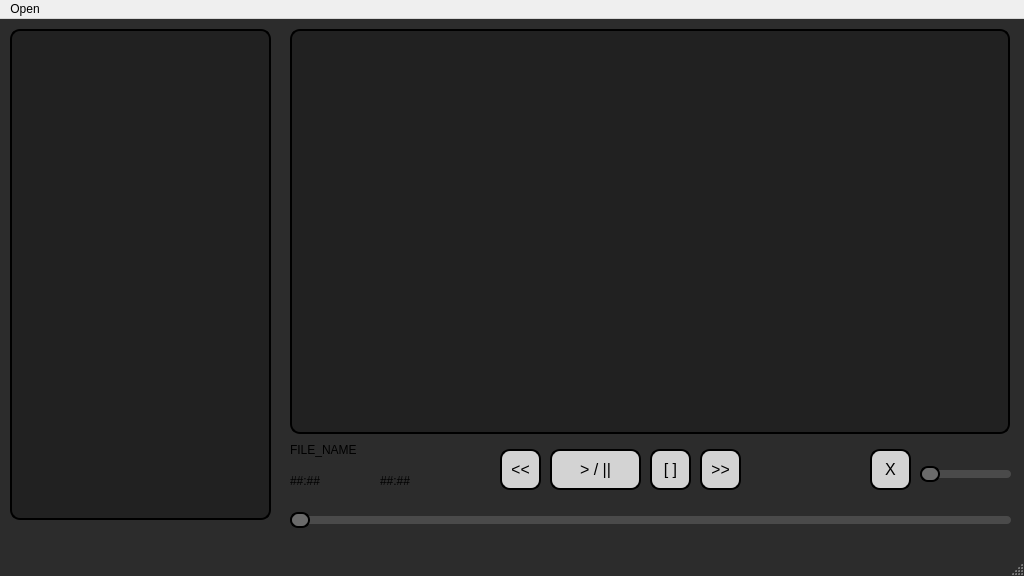
The window that music-player-qt/mainwindow.ui (juangonzalez22/music-player-qt) describes before a commit, drawn with Qt 5.
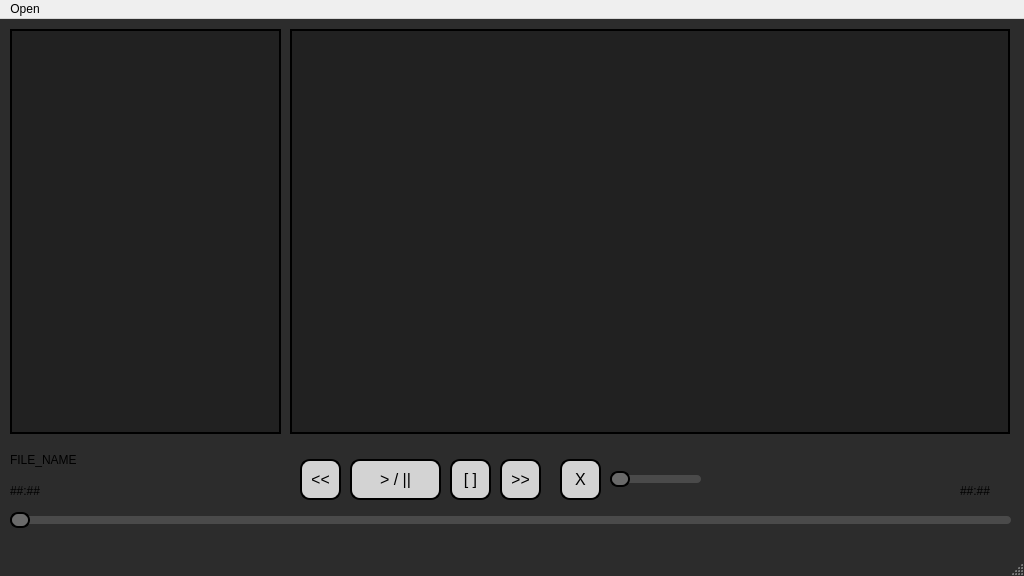
The same window after the commit.

Commit message: Directorio básico implementado

Patch:
```diff
--- a/music-player-qt/mainwindow.ui
+++ b/music-player-qt/mainwindow.ui
@@ -40,30 +40,6 @@
 </string>
   </property>
   <widget class="QWidget" name="centralwidget">
-   <widget class="QFrame" name="frame">
-    <property name="geometry">
-     <rect>
-      <x>10</x>
-      <y>10</y>
-      <width>261</width>
-      <height>491</height>
-     </rect>
-    </property>
-    <property name="styleSheet">
-     <string notr="true">QFrame {
-    background-color: #212121; /* Color de fondo gris oscuro */
-    border: 2px solid black; /* Borde negro */
-    border-radius: 10px; /* Bordes redondeados */
-}
-</string>
-    </property>
-    <property name="frameShape">
-     <enum>QFrame::Shape::StyledPanel</enum>
-    </property>
-    <property name="frameShadow">
-     <enum>QFrame::Shadow::Raised</enum>
-    </property>
-   </widget>
    <widget class="QFrame" name="frame_2">
     <property name="geometry">
      <rect>
@@ -77,7 +53,6 @@
      <string notr="true">QFrame {
     background-color: #212121; /* Color de fondo gris oscuro */
     border: 2px solid black; /* Borde negro */
-    border-radius: 10px; /* Bordes redondeados */
 }
 </string>
     </property>
@@ -91,8 +66,8 @@
    <widget class="QPushButton" name="btnStop">
     <property name="geometry">
      <rect>
-      <x>650</x>
-      <y>430</y>
+      <x>450</x>
+      <y>440</y>
       <width>41</width>
       <height>41</height>
      </rect>
@@ -123,8 +98,8 @@
    <widget class="QPushButton" name="btnNext">
     <property name="geometry">
      <rect>
-      <x>700</x>
-      <y>430</y>
+      <x>500</x>
+      <y>440</y>
       <width>41</width>
       <height>41</height>
      </rect>
@@ -155,9 +130,9 @@
    <widget class="QSlider" name="sldrSeek">
     <property name="geometry">
      <rect>
-      <x>290</x>
+      <x>10</x>
       <y>490</y>
-      <width>721</width>
+      <width>1001</width>
       <height>22</height>
      </rect>
     </property>
@@ -204,10 +179,10 @@
    <widget class="QSlider" name="sldrVolume">
     <property name="geometry">
      <rect>
-      <x>920</x>
-      <y>430</y>
+      <x>610</x>
+      <y>450</y>
       <width>91</width>
-      <height>51</height>
+      <height>21</height>
      </rect>
     </property>
     <property name="styleSheet">
@@ -253,8 +228,8 @@
    <widget class="QPushButton" name="btnPrev">
     <property name="geometry">
      <rect>
-      <x>500</x>
-      <y>430</y>
+      <x>300</x>
+      <y>440</y>
       <width>41</width>
       <height>41</height>
      </rect>
@@ -285,10 +260,10 @@
    <widget class="QLabel" name="fileName">
     <property name="geometry">
      <rect>
-      <x>290</x>
-      <y>420</y>
+      <x>10</x>
+      <y>431</y>
       <width>201</width>
-      <height>21</height>
+      <height>20</height>
      </rect>
     </property>
     <property name="text">
@@ -298,8 +273,8 @@
    <widget class="QLabel" name="currentTime">
     <property name="geometry">
      <rect>
-      <x>290</x>
-      <y>450</y>
+      <x>10</x>
+      <y>460</y>
       <width>71</width>
       <height>24</height>
      </rect>
@@ -311,12 +286,20 @@
    <widget class="QLabel" name="totalTime">
     <property name="geometry">
      <rect>
-      <x>380</x>
-      <y>450</y>
+      <x>960</x>
+      <y>460</y>
       <width>71</width>
       <height>24</height>
      </rect>
     </property>
+    <property name="font">
+     <font>
+      <fontweight>Light</fontweight>
+     </font>
+    </property>
+    <property name="layoutDirection">
+     <enum>Qt::LayoutDirection::LeftToRight</enum>
+    </property>
     <property name="text">
      <string>##:##</string>
     </property>
@@ -324,8 +307,8 @@
    <widget class="QPushButton" name="btnMute">
     <property name="geometry">
      <rect>
-      <x>870</x>
-      <y>430</y>
+      <x>560</x>
+      <y>440</y>
       <width>41</width>
       <height>41</height>
      </rect>
@@ -356,8 +339,8 @@
    <widget class="QPushButton" name="btnPlayPause">
     <property name="geometry">
      <rect>
-      <x>550</x>
-      <y>430</y>
+      <x>350</x>
+      <y>440</y>
       <width>91</width>
       <height>41</height>
      </rect>
@@ -384,6 +367,32 @@
      <string>&gt; / ||</string>
     </property>
    </widget>
+   <widget class="QTreeView" name="treeView">
+    <property name="geometry">
+     <rect>
+      <x>10</x>
+      <y>10</y>
+      <width>271</width>
+      <height>405</height>
+     </rect>
+    </property>
+    <property name="styleSheet">
+     <string notr="true">QTreeView {
+    background-color: #212121; /* Color de fondo gris oscuro */
+    border: 2px solid black; /* Borde negro */
+}
+
+QTreeView::item {
+    color: white; /* Color del texto */
+    padding: 5px; /* Espaciado interno */
+}
+
+QTreeView::branch {
+    background-color: #212121; /* Color de fondo de las ramas */
+}
+</string>
+    </property>
+   </widget>
   </widget>
   <widget class="QMenuBar" name="menubar">
    <property name="geometry">
```
The commit also changes 2 other files.
